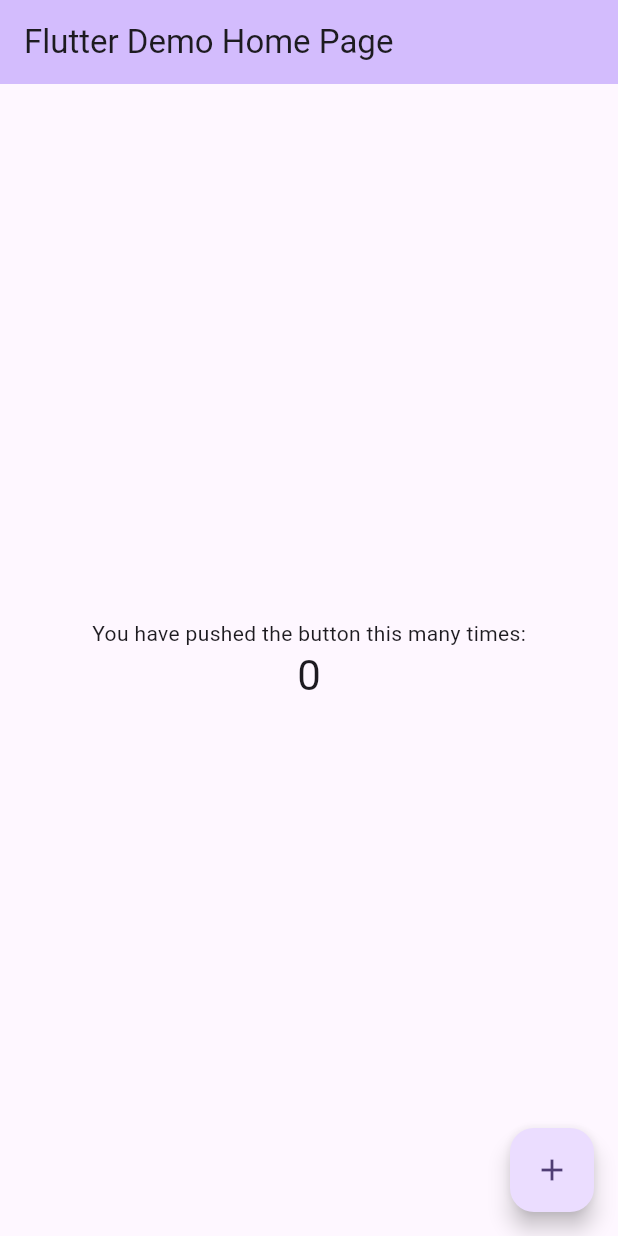
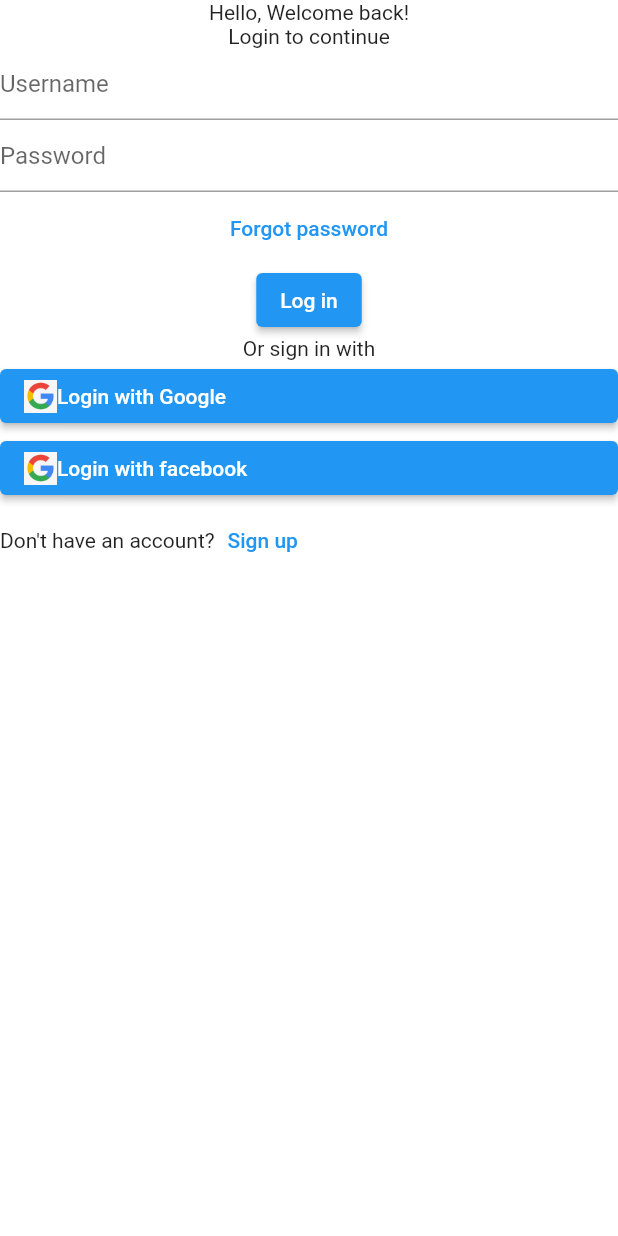
Before and after one commit to 13octt/Chat-App, a Flutter app: the screen it shows after launch, on a phone screen of 412 x 824 dp. Run offline on Flutter 3.47's test engine with Material 2 defaults, Android fonts, the phone set to English and light mode, and no system bars.

Commit message:
basic ui login screen

```diff
--- /dev/null
+++ b/lib/login_screen.dart
@@ -0,0 +1,67 @@
+import 'package:flutter/material.dart';
+
+class LoginScreen extends StatelessWidget {
+  const LoginScreen({super.key});
+
+  @override
+  Widget build(BuildContext context) {
+    return Scaffold(
+      backgroundColor: Colors.white,
+      body: Column(children: [
+        const Text('Hello, Welcome back!'),
+        const Text('Login to continue'),
+        const TextField(
+          decoration: InputDecoration(hintText: 'Username'),
+        ),
+        const TextField(
+          decoration: InputDecoration(hintText: 'Password'),
+        ),
+        TextButton(
+            onPressed: () {
+              print('Forgot is clicked');
+            },
+            child: const Text('Forgot password')),
+        ElevatedButton(
+            onPressed: () {
+              print('Login is clicked');
+            },
+            child: const Text('Log in')),
+        const Text('Or sign in with'),
+        ElevatedButton(
+            onPressed: () {
+              print('Google is clicked');
+            },
+            child: Row(
+              children: [
+                Image.asset(
+                  'images/assets/google.webp',
+                  width: 22,
+                  height: 22,
+                ),
+                const Text('Login with Google'),
+              ],
+            )),
+        ElevatedButton(
+            onPressed: () {
+              print('Facbook is clicked');
+            },
+            child: Row(
+              children: [
+                Image.asset(
+                  'images/assets/google.webp',
+                  width: 22,
+                  height: 22,
+                ),
+                const Text('Login with facebook'),
+              ],
+            )),
+        Row(
+          children: [
+            const Text('Don\'t have an account?'),
+            TextButton(onPressed: () {}, child: const Text('Sign up'))
+          ],
+        )
+      ]),
+    );
+  }
+}
--- a/lib/main.dart
+++ b/lib/main.dart
@@ -1,3 +1,4 @@
+import 'package:chat_app/login_screen.dart';
 import 'package:flutter/material.dart';
 
 void main() {
@@ -10,116 +11,10 @@ class MyApp extends StatelessWidget {
   // This widget is the root of your application.
   @override
   Widget build(BuildContext context) {
-    return MaterialApp(
-      title: 'Flutter Demo',
-      theme: ThemeData(
-        // This is the theme of your application.
-        //
-        // TRY THIS: Try running your application with "flutter run". You'll see
-        // the application has a blue toolbar. Then, without quitting the app,
-        // try changing the seedColor in the colorScheme below to Colors.green
-        // and then invoke "hot reload" (save your changes or press the "hot
-        // reload" button in a Flutter-supported IDE, or press "r" if you used
-        // the command line to start the app).
-        //
-        // Notice that the counter didn't reset back to zero; the application
-        // state is not lost during the reload. To reset the state, use hot
-        // restart instead.
-        //
-        // This works for code too, not just values: Most code changes can be
-        // tested with just a hot reload.
-        colorScheme: ColorScheme.fromSeed(seedColor: Colors.deepPurple),
-        useMaterial3: true,
-      ),
-      home: const MyHomePage(title: 'Flutter Demo Home Page'),
-    );
+    return const MaterialApp(
+        debugShowCheckedModeBanner: false,
+        home: SafeArea(
+          child: LoginScreen(),
+        ));
   }
 }
-
-class MyHomePage extends StatefulWidget {
-  const MyHomePage({super.key, required this.title});
-
-  // This widget is the home page of your application. It is stateful, meaning
-  // that it has a State object (defined below) that contains fields that affect
-  // how it looks.
-
-  // This class is the configuration for the state. It holds the values (in this
-  // case the title) provided by the parent (in this case the App widget) and
-  // used by the build method of the State. Fields in a Widget subclass are
-  // always marked "final".
-
-  final String title;
-
-  @override
-  State<MyHomePage> createState() => _MyHomePageState();
-}
-
-class _MyHomePageState extends State<MyHomePage> {
-  int _counter = 0;
-
-  void _incrementCounter() {
-    setState(() {
-      // This call to setState tells the Flutter framework that something has
-      // changed in this State, which causes it to rerun the build method below
-      // so that the display can reflect the updated values. If we changed
-      // _counter without calling setState(), then the build method would not be
-      // called again, and so nothing would appear to happen.
-      _counter++;
-    });
-  }
-
-  @override
-  Widget build(BuildContext context) {
-    // This method is rerun every time setState is called, for instance as done
-    // by the _incrementCounter method above.
-    //
-    // The Flutter framework has been optimized to make rerunning build methods
-    // fast, so that you can just rebuild anything that needs updating rather
-    // than having to individually change instances of widgets.
-    return Scaffold(
-      appBar: AppBar(
-        // TRY THIS: Try changing the color here to a specific color (to
-        // Colors.amber, perhaps?) and trigger a hot reload to see the AppBar
-        // change color while the other colors stay the same.
-        backgroundColor: Theme.of(context).colorScheme.inversePrimary,
-        // Here we take the value from the MyHomePage object that was created by
-        // the App.build method, and use it to set our appbar title.
-        title: Text(widget.title),
-      ),
-      body: Center(
-        // Center is a layout widget. It takes a single child and positions it
-        // in the middle of the parent.
-        child: Column(
-          // Column is also a layout widget. It takes a list of children and
-          // arranges them vertically. By default, it sizes itself to fit its
-          // children horizontally, and tries to be as tall as its parent.
-          //
-          // Column has various properties to control how it sizes itself and
-          // how it positions its children. Here we use mainAxisAlignment to
-          // center the children vertically; the main axis here is the vertical
-          // axis because Columns are vertical (the cross axis would be
-          // horizontal).
-          //
-          // TRY THIS: Invoke "debug painting" (choose the "Toggle Debug Paint"
-          // action in the IDE, or press "p" in the console), to see the
-          // wireframe for each widget.
-          mainAxisAlignment: MainAxisAlignment.center,
-          children: <Widget>[
-            const Text(
-              'You have pushed the button this many times:',
-            ),
-            Text(
-              '$_counter',
-              style: Theme.of(context).textTheme.headlineMedium,
-            ),
-          ],
-        ),
-      ),
-      floatingActionButton: FloatingActionButton(
-        onPressed: _incrementCounter,
-        tooltip: 'Increment',
-        child: const Icon(Icons.add),
-      ), // This trailing comma makes auto-formatting nicer for build methods.
-    );
-  }
-}
```
Also changed, not shown: pubspec.yaml (+4 -3 lines), images/assets/google.webp (added), 1 other file.
